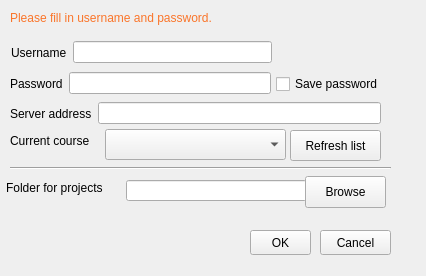
Old version of the form settings.ui in the repository TestMyQt/Qt-CreatorTMC.
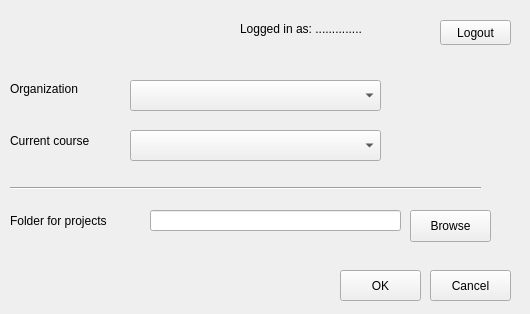
New version of the form.

Commit message: Re-design of login and settings, broken build

What changed in the file:
```diff
--- a/settings.ui
+++ b/settings.ui
@@ -6,58 +6,22 @@
    <rect>
     <x>0</x>
     <y>0</y>
-    <width>426</width>
-    <height>276</height>
+    <width>530</width>
+    <height>314</height>
    </rect>
   </property>
   <property name="windowTitle">
    <string>Settings</string>
   </property>
-  <widget class="QLabel" name="errorlabel">
-   <property name="geometry">
-    <rect>
-     <x>10</x>
-     <y>10</y>
-     <width>231</width>
-     <height>16</height>
-    </rect>
-   </property>
-   <property name="font">
-    <font>
-     <weight>50</weight>
-     <bold>false</bold>
-    </font>
-   </property>
-   <property name="styleSheet">
-    <string notr="true">color: rgb(250, 117, 42);
-</string>
-   </property>
-   <property name="text">
-    <string>Please fill in username and password.</string>
-   </property>
-  </widget>
-  <widget class="QCheckBox" name="savepasswordcheckbox">
-   <property name="geometry">
-    <rect>
-     <x>276</x>
-     <y>74</y>
-     <width>116</width>
-     <height>20</height>
-    </rect>
-   </property>
-   <property name="text">
-    <string>Save password</string>
-   </property>
-  </widget>
-  <widget class="QComboBox" name="coursecombobox">
+  <widget class="QComboBox" name="courseComboBox">
    <property name="enabled">
     <bool>true</bool>
    </property>
    <property name="geometry">
     <rect>
-     <x>105</x>
-     <y>129</y>
-     <width>181</width>
+     <x>130</x>
+     <y>130</y>
+     <width>251</width>
      <height>31</height>
     </rect>
    </property>
@@ -67,7 +31,7 @@
     <rect>
      <x>10</x>
      <y>130</y>
-     <width>91</width>
+     <width>111</width>
      <height>21</height>
     </rect>
    </property>
@@ -75,25 +39,12 @@
     <string>Current course</string>
    </property>
   </widget>
-  <widget class="QPushButton" name="refreshlistbutton">
-   <property name="geometry">
-    <rect>
-     <x>290</x>
-     <y>130</y>
-     <width>91</width>
-     <height>31</height>
-    </rect>
-   </property>
-   <property name="text">
-    <string>Refresh list</string>
-   </property>
-  </widget>
   <widget class="Line" name="firstline">
    <property name="geometry">
     <rect>
      <x>10</x>
-     <y>160</y>
-     <width>381</width>
+     <y>180</y>
+     <width>471</width>
      <height>16</height>
     </rect>
    </property>
@@ -101,13 +52,13 @@
     <enum>Qt::Horizontal</enum>
    </property>
   </widget>
-  <widget class="QLabel" name="label">
+  <widget class="QLabel" name="workinDir">
    <property name="geometry">
     <rect>
-     <x>6</x>
-     <y>180</y>
-     <width>112</width>
-     <height>16</height>
+     <x>10</x>
+     <y>210</y>
+     <width>131</width>
+     <height>21</height>
     </rect>
    </property>
    <property name="text">
@@ -117,18 +68,21 @@
   <widget class="QLineEdit" name="workingDir">
    <property name="geometry">
     <rect>
-     <x>126</x>
-     <y>180</y>
-     <width>181</width>
+     <x>150</x>
+     <y>210</y>
+     <width>251</width>
      <height>21</height>
     </rect>
    </property>
+   <property name="readOnly">
+    <bool>true</bool>
+   </property>
   </widget>
   <widget class="QPushButton" name="browseButton">
    <property name="geometry">
     <rect>
-     <x>305</x>
-     <y>176</y>
+     <x>410</x>
+     <y>210</y>
      <width>81</width>
      <height>32</height>
     </rect>
@@ -137,83 +91,13 @@
     <string>Browse</string>
    </property>
   </widget>
-  <widget class="QWidget" name="layoutWidget">
-   <property name="geometry">
-    <rect>
-     <x>11</x>
-     <y>39</y>
-     <width>261</width>
-     <height>27</height>
-    </rect>
-   </property>
-   <layout class="QHBoxLayout" name="horizontalLayout">
-    <item>
-     <widget class="QLabel" name="usernamelabel">
-      <property name="text">
-       <string>Username</string>
-      </property>
-     </widget>
-    </item>
-    <item>
-     <widget class="QLineEdit" name="usernamefield"/>
-    </item>
-   </layout>
-  </widget>
-  <widget class="QWidget" name="layoutWidget">
-   <property name="geometry">
-    <rect>
-     <x>10</x>
-     <y>70</y>
-     <width>261</width>
-     <height>27</height>
-    </rect>
-   </property>
-   <layout class="QHBoxLayout" name="horizontalLayout_2">
-    <item>
-     <widget class="QLabel" name="passwordlabel">
-      <property name="text">
-       <string>Password</string>
-      </property>
-     </widget>
-    </item>
-    <item>
-     <widget class="QLineEdit" name="passwordfield">
-      <property name="echoMode">
-       <enum>QLineEdit::Password</enum>
-      </property>
-     </widget>
-    </item>
-   </layout>
-  </widget>
-  <widget class="QWidget" name="layoutWidget">
-   <property name="geometry">
-    <rect>
-     <x>10</x>
-     <y>100</y>
-     <width>371</width>
-     <height>27</height>
-    </rect>
-   </property>
-   <layout class="QHBoxLayout" name="horizontalLayout_3">
-    <item>
-     <widget class="QLabel" name="serveraddresslabel">
-      <property name="text">
-       <string>Server address</string>
-      </property>
-     </widget>
-    </item>
-    <item>
-     <widget class="QLineEdit" name="serveraddressfield"/>
-    </item>
-   </layout>
-  </widget>
   <widget class="QPushButton" name="okButton">
    <property name="geometry">
     <rect>
-     <x>250</x>
-     <y>230</y>
-     <width>61</width>
-     <height>25</height>
+     <x>340</x>
+     <y>270</y>
+     <width>81</width>
+     <height>31</height>
     </rect>
    </property>
    <property name="text">
@@ -223,16 +107,65 @@
   <widget class="QPushButton" name="cancelButton">
    <property name="geometry">
     <rect>
-     <x>320</x>
-     <y>230</y>
-     <width>71</width>
-     <height>25</height>
+     <x>430</x>
+     <y>270</y>
+     <width>81</width>
+     <height>31</height>
     </rect>
    </property>
    <property name="text">
     <string>Cancel</string>
    </property>
   </widget>
+  <widget class="QLabel" name="orgLabel">
+   <property name="geometry">
+    <rect>
+     <x>10</x>
+     <y>80</y>
+     <width>91</width>
+     <height>17</height>
+    </rect>
+   </property>
+   <property name="text">
+    <string>Organization</string>
+   </property>
+  </widget>
+  <widget class="QComboBox" name="orgComboBox">
+   <property name="geometry">
+    <rect>
+     <x>130</x>
+     <y>80</y>
+     <width>251</width>
+     <height>31</height>
+    </rect>
+   </property>
+  </widget>
+  <widget class="QPushButton" name="logoutButton">
+   <property name="geometry">
+    <rect>
+     <x>440</x>
+     <y>20</y>
+     <width>71</width>
+     <height>25</height>
+    </rect>
+   </property>
+   <property name="text">
+    <string>Logout</string>
+   </property>
+  </widget>
+  <widget class="QLabel" name="label">
+   <property name="geometry">
+    <rect>
+     <x>240</x>
+     <y>20</y>
+     <width>161</width>
+     <height>17</height>
+    </rect>
+   </property>
+   <property name="text">
+    <string>Logged in as: ..............</string>
+   </property>
+  </widget>
  </widget>
  <resources/>
  <connections/>
```
Left out of the diff: 2 changed lines with no effect on the pictures. The commit also changes 5 other files.
